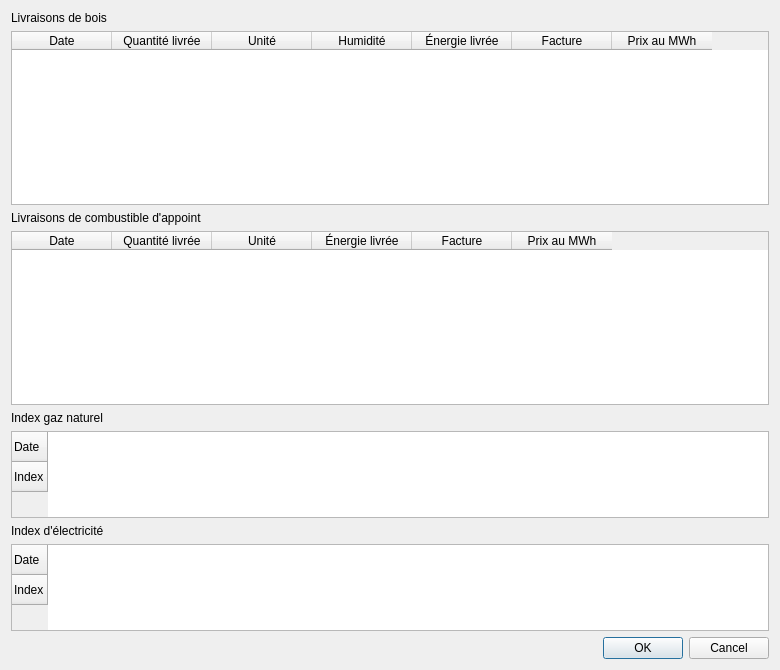
pyridiss/suivi-chaufferies, file showfueldeliveriesdialog.ui: the form before one commit.
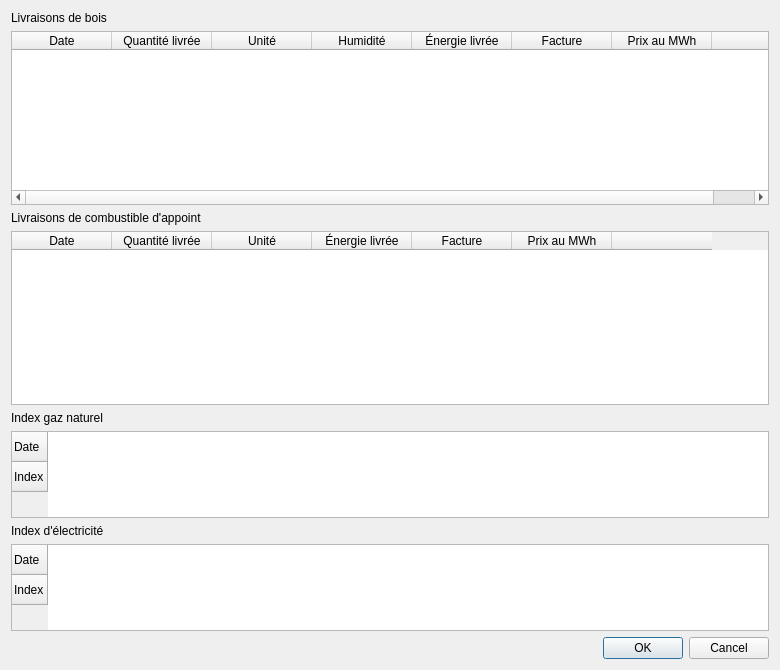
The form after the commit.

Commit message: Add buttons to remove wood and secondary fuel deliveries.

```diff
--- a/showfueldeliveriesdialog.ui
+++ b/showfueldeliveriesdialog.ui
@@ -64,6 +64,11 @@
        <string>Prix au MWh</string>
       </property>
      </column>
+     <column>
+      <property name="text">
+       <string/>
+      </property>
+     </column>
     </widget>
    </item>
    <item>
@@ -111,6 +116,11 @@
        <string>Prix au MWh</string>
       </property>
      </column>
+     <column>
+      <property name="text">
+       <string/>
+      </property>
+     </column>
     </widget>
    </item>
    <item>
```
The commit also changes 2 other files.
